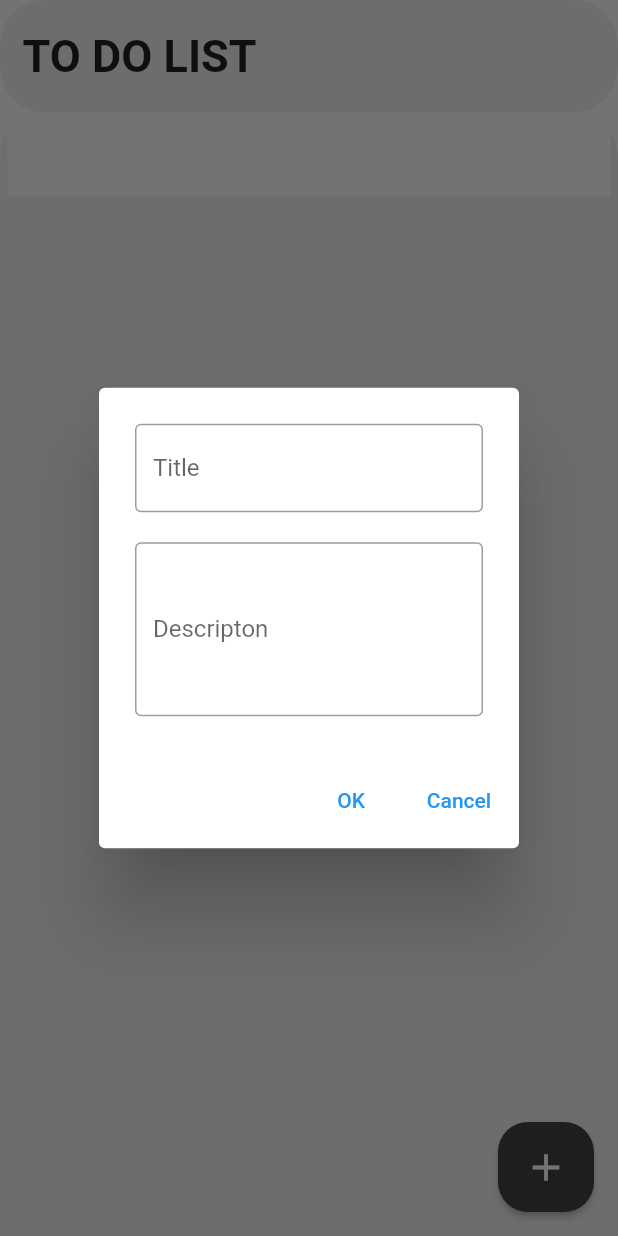
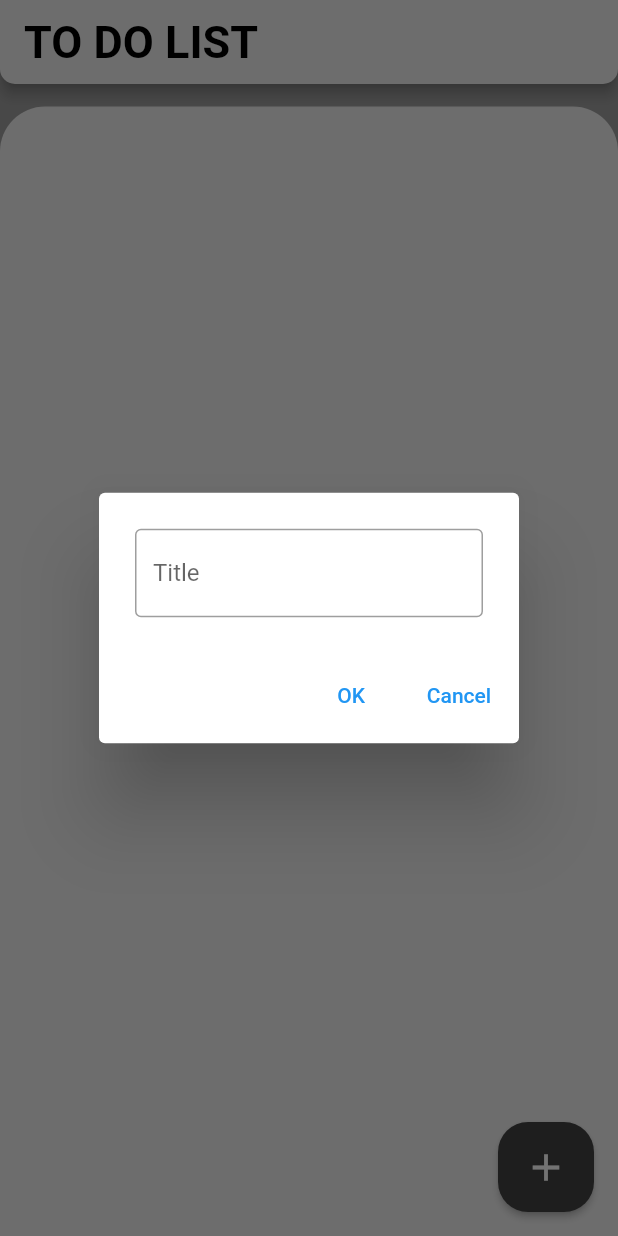
Before and after one commit to coffee3333/Neobis_Flutter_Hello_Flutter, a Flutter app: the screen it shows after launch, after a tap on the "add" icon, on a phone screen of 412 x 824 dp. Run offline on Flutter 3.47's test engine with Material 2 defaults, Android fonts, the phone set to English and light mode, and no system bars.

Commit message:
Refactored code, edited model for only title, edited appbar

```diff
--- a/lib/models/model.dart
+++ b/lib/models/model.dart
@@ -1,7 +1,5 @@
 class TaskModel {
   String taskTitle;
-  String taskDescripton;
-  bool done;
 
-  TaskModel(this.taskTitle, this.taskDescripton, this.done);
+  TaskModel(this.taskTitle);
 }
--- a/lib/views/add_button_view.dart
+++ b/lib/views/add_button_view.dart
@@ -1,9 +1,9 @@
 import 'package:flutter/material.dart';
 import 'package:flutter/services.dart';
 import 'package:provider/provider.dart';
-import 'package:todo_project/Colors.dart';
+import 'package:todo_project/assets/consts/Colors.dart';
 import 'package:todo_project/view_models/app_view_model.dart';
-import 'package:todo_project/views/alert_dialog_view.dart';
+import 'package:todo_project/views/add_dialog_view.dart';
 
 class AddTaskView extends StatelessWidget {
   const AddTaskView({super.key});
--- a/lib/views/alert_dialog_view.dart
+++ b/lib/views/add_dialog_view.dart
@@ -6,7 +6,6 @@ import 'package:todo_project/view_models/app_view_model.dart';
 class DialogView extends StatelessWidget {
   DialogView({super.key});
   final TextEditingController _textAddTitleController = TextEditingController();
-  final TextEditingController _textAddDescController = TextEditingController();
 
   @override
   Widget build(BuildContext context) {
@@ -19,29 +18,22 @@ class DialogView extends StatelessWidget {
             labelText: "Title",
           ),
         ),
-        content: TextField(
-          controller: _textAddDescController,
-          maxLines: 4,
-          decoration: const InputDecoration(
-            border: OutlineInputBorder(),
-            labelText: "Descripton",
-          ),
-        ),
         actions: <Widget>[
           TextButton(
             onPressed: () {
-              TaskModel newTask = TaskModel(_textAddTitleController.text,
-                  _textAddDescController.text, false);
-              viewModel.addTask(newTask);
+              if (_textAddTitleController.text.isNotEmpty) {
+                TaskModel newTask = TaskModel(_textAddTitleController.text);
+                viewModel.addTask(newTask);
+              }
               Navigator.of(context).pop();
             },
-            child: Text('OK'),
+            child: const Text('OK'),
           ),
           TextButton(
             onPressed: () {
               Navigator.of(context).pop();
             },
-            child: Text('Cancel'),
+            child: const Text('Cancel'),
           )
         ],
       );
--- /dev/null
+++ b/lib/views/appbar_view.dart
@@ -0,0 +1,29 @@
+import 'package:flutter/material.dart';
+
+class CustomAppBar extends StatelessWidget implements PreferredSizeWidget {
+  const CustomAppBar({super.key});
+
+  @override
+  Size get preferredSize => const Size.fromHeight(kToolbarHeight);
+
+  @override
+  Widget build(BuildContext context) {
+    return AppBar(
+      backgroundColor: Colors.grey.shade200,
+      shape: const RoundedRectangleBorder(
+        borderRadius: BorderRadius.vertical(
+          bottom: Radius.circular(10),
+        ),
+      ),
+      title: Text(
+        "To Do List".toUpperCase(),
+        style: const TextStyle(
+          fontSize: 30,
+          color: Colors.black,
+          fontWeight: FontWeight.w600,
+          fontStyle: FontStyle.normal,
+        ),
+      ),
+    );
+  }
+}
--- a/lib/views/header_view.dart
+++ /dev/null
@@ -1,26 +0,0 @@
-import 'package:flutter/material.dart';
-
-class HeaderInfo extends StatelessWidget {
-  const HeaderInfo({super.key});
-
-  @override
-  Widget build(BuildContext context) {
-    return Container(
-      decoration: BoxDecoration(
-        color: Colors.grey.shade200,
-        borderRadius: const BorderRadius.all(
-          Radius.circular(30),
-        ),
-      ),
-      alignment: Alignment.centerLeft,
-      padding: const EdgeInsetsDirectional.symmetric(horizontal: 15),
-      child: Text(
-        "To do list".toUpperCase(),
-        style: const TextStyle(
-            fontSize: 30,
-            fontWeight: FontWeight.bold,
-            fontStyle: FontStyle.normal),
-      ),
-    );
-  }
-}
--- a/lib/views/main_page.dart
+++ b/lib/views/main_page.dart
@@ -1,6 +1,6 @@
 import 'package:flutter/material.dart';
 import 'package:todo_project/views/add_button_view.dart';
-import 'package:todo_project/views/header_view.dart';
+import 'package:todo_project/views/appbar_view.dart';
 import 'package:todo_project/views/task_list_view.dart';
 
 class MainPage extends StatelessWidget {
@@ -9,22 +9,9 @@ class MainPage extends StatelessWidget {
   @override
   Widget build(BuildContext context) {
     return const Scaffold(
-      body: SafeArea(
-        bottom: false,
-        child: Column(
-          mainAxisAlignment: MainAxisAlignment.spaceBetween,
-          children: [
-            Expanded(
-              flex: 1,
-              child: HeaderInfo(),
-            ),
-            Expanded(
-              flex: 10,
-              child: TaskListView(),
-            )
-          ],
-        ),
-      ),
+      backgroundColor: Colors.grey,
+      appBar: CustomAppBar(),
+      body: TaskListView(),
       floatingActionButton: AddTaskView(),
     );
   }
--- a/lib/views/task_list_view.dart
+++ b/lib/views/task_list_view.dart
@@ -11,11 +11,24 @@ class TaskListView extends StatelessWidget {
     return Consumer<AppViewModel>(
       builder: (context, viewModel, child) {
         return Container(
+          margin: const EdgeInsets.only(top: 15),
           decoration: BoxDecoration(
             color: Colors.grey.shade200,
-              borderRadius:
-                  const BorderRadius.vertical(top: Radius.circular(30))),
-          child: ListView.separated(
+            borderRadius: const BorderRadius.vertical(
+              top: Radius.circular(30),
+            ),
+          ),
+          child: Padding(
+            padding: const EdgeInsets.only(top: 20),
+            child: getListView(viewModel),
+          ),
+        );
+      },
+    );
+  }
+
+  ListView getListView(AppViewModel viewModel) {
+    return ListView.separated(
         itemBuilder: (context, index) {
           return Dismissible(
             key: UniqueKey(),
@@ -33,8 +46,12 @@ class TaskListView extends StatelessWidget {
               ),
             ),
             child: Container(
-                    margin: const EdgeInsets.symmetric(horizontal: 5),
+              decoration: BoxDecoration(
                 color: Colors.grey.shade50,
+                borderRadius: const BorderRadius.all(
+                  Radius.circular(30),
+                ),
+              ),
               child: ListTile(
                 title: Text(
                   viewModel.getTaskTitile(index),
@@ -44,11 +61,8 @@ class TaskListView extends StatelessWidget {
           );
         },
         separatorBuilder: (context, index) {
-                return const SizedBox(height: 15);
+          return const SizedBox(height: 10);
         },
-              itemCount: viewModel.lengthTasks),
-        );
-      },
-    );
+        itemCount: viewModel.lengthTasks);
   }
 }
```
Also changed, not shown: lib/assets/consts/Colors.dart (renamed from lib/Colors.dart). Lines whose indentation alone changed are shown as unchanged.
